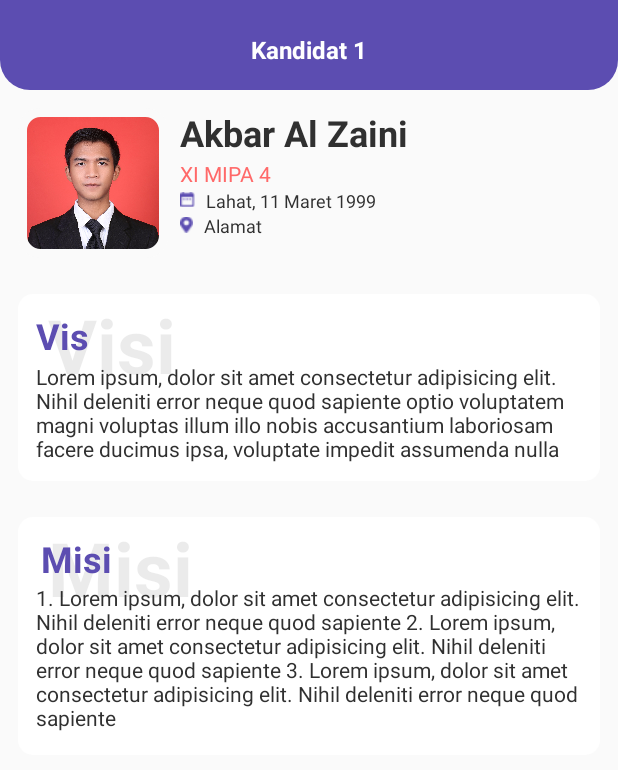
After one commit to akbaralzaini/Voting, an Android app: the layout detai_kandidat.xml on its own in the app's theme, with its tools: preview values and no code run, on a phone screen of 412 x 824 dp. The commit adds this screen. Shown: the top 770 px of the screen. Run offline under Robolectric (Android 15) with nearby library versions, the phone set to English and light mode, and no system bars.

Commit message:
detail kandidat

```diff
--- /dev/null
+++ b/app/src/main/res/drawable-nodpi/_bg__detai_kandidat_shape.xml
@@ -0,0 +1,6 @@
+<?xml version="1.0" encoding="utf-8"?>
+<!-- _bg__detai_kandidat from your PSD file. -->
+<shape xmlns:android="http://schemas.android.com/apk/res/android"
+	android:shape="rectangle" >
+	<solid android:color="@color/_bg__detai_kandidat_color" />
+</shape>
--- /dev/null
+++ b/app/src/main/res/drawable-nodpi/rectangle_2212_ek1_shape.xml
@@ -0,0 +1,7 @@
+<?xml version="1.0" encoding="utf-8"?>
+<!-- rectangle_2212_ek1 from your PSD file. -->
+<shape xmlns:android="http://schemas.android.com/apk/res/android"
+	android:shape="rectangle" >
+	<corners android:radius="10dp" />
+	<solid android:color="@color/rectangle_2212_color" />
+</shape>
--- /dev/null
+++ b/app/src/main/res/drawable-nodpi/rectangle_2212_shape.xml
@@ -0,0 +1,7 @@
+<?xml version="1.0" encoding="utf-8"?>
+<!-- rectangle_2212 from your PSD file. -->
+<shape xmlns:android="http://schemas.android.com/apk/res/android"
+	android:shape="rectangle" >
+	<corners android:radius="10dp" />
+	<solid android:color="@color/rectangle_2212_color" />
+</shape>
--- /dev/null
+++ b/app/src/main/res/drawable-nodpi/rectangle_2213_shape.xml
@@ -0,0 +1,7 @@
+<?xml version="1.0" encoding="utf-8"?>
+<!-- rectangle_2213 from your PSD file. -->
+<shape xmlns:android="http://schemas.android.com/apk/res/android"
+	android:shape="rectangle" >
+	<corners android:radius="12dp" />
+	<solid android:color="@color/rectangle_2213_color" />
+</shape>
--- /dev/null
+++ b/app/src/main/res/drawable-nodpi/rectangle_2_shape_detail.xml
@@ -0,0 +1,8 @@
+<?xml version="1.0" encoding="utf-8"?>
+<!-- rectangle_2 from your PSD file. -->
+<shape xmlns:android="http://schemas.android.com/apk/res/android"
+	android:shape="rectangle" >
+	<corners android:bottomRightRadius="20dp"
+		android:bottomLeftRadius="20dp"/>
+	<solid android:color="@color/colorPrimaryDark" />
+</shape>
--- /dev/null
+++ b/app/src/main/res/drawable-nodpi/team5_shape.xml
@@ -0,0 +1,7 @@
+<?xml version="1.0" encoding="utf-8"?>
+<!-- team5 from your PSD file. -->
+<shape xmlns:android="http://schemas.android.com/apk/res/android"
+	android:shape="rectangle" >
+	<corners android:radius="10dp" />
+	<solid android:color="@color/team5_color" />
+</shape>
--- /dev/null
+++ b/app/src/main/res/layout/detai_kandidat.xml
@@ -0,0 +1,253 @@
+<RelativeLayout xmlns:android="http://schemas.android.com/apk/res/android" xmlns:tools="http://schemas.android.com/tools"
+	android:layout_width="match_parent" android:layout_height="match_parent" >
+
+			<RelativeLayout android:id="@+id/group_7"
+				android:layout_marginTop="0dp"
+				android:layout_marginStart="0dp"
+				android:layout_width="match_parent"
+				android:layout_height="wrap_content">
+
+				<View android:id="@+id/rectangle_2"
+					android:background="@drawable/rectangle_2_shape_detail"
+					android:layout_marginLeft="0dp"
+					android:layout_marginStart="0dp"
+					android:layout_marginTop="0dp"
+					android:layout_width="match_parent"
+					android:layout_height="60dp" />
+
+				<TextView android:id="@+id/kandidat_1"
+					android:fontFamily="Calibri"
+					android:textStyle="bold"
+					android:layout_gravity="center_horizontal|center"
+					android:gravity="center"
+					android:textSize="16sp"
+					android:textColor="@color/kandidat_1_color"
+					android:layout_marginTop="22dp"
+					android:layout_width="match_parent"
+					android:layout_height="wrap_content"
+					android:text="@string/kandidat_1_string"
+					/>
+
+			</RelativeLayout>
+
+			<RelativeLayout android:id="@+id/group_140"
+				android:layout_below="@id/group_7"
+				android:layout_margin="12dp"
+				android:layout_width="match_parent"
+				android:layout_height="wrap_content">
+
+
+				<RelativeLayout android:id="@+id/group_119"
+					android:layout_marginTop="0dp"
+					android:layout_marginStart="0dp"
+					android:layout_width="wrap_content"
+					android:layout_height="wrap_content">
+
+					<FrameLayout
+						android:id="@+id/akbaralzaini_copy"
+						android:layout_width="100dp"
+						android:layout_height="100dp">
+
+						<ImageView
+							android:id="@+id/gambar"
+							android:layout_width="match_parent"
+							android:layout_height="match_parent"
+							android:scaleType="centerCrop"
+							android:padding="6dp"
+							android:src="@drawable/akbaralzainiy"
+							android:contentDescription="t1" />
+
+						<ImageView
+							android:src="@drawable/profilframe"
+							android:layout_width="match_parent"
+							android:layout_height="match_parent" />
+					</FrameLayout>
+
+					<LinearLayout
+						android:layout_width="match_parent"
+						android:layout_height="wrap_content"
+						android:orientation="vertical"
+						android:layout_marginLeft="8dp"
+						android:layout_toRightOf="@id/akbaralzaini_copy">
+
+						<TextView android:id="@+id/akbar_al_zaini"
+							android:fontFamily="Calibri"
+							android:textStyle="bold"
+							android:textSize="24sp"
+							android:textColor="@color/akbar_al_zaini_color"
+							android:layout_marginTop="0dp"
+							android:layout_width="wrap_content"
+							android:layout_height="34dp"
+							android:text="@string/akbar_al_zaini_string"
+							/>
+
+						<TextView android:id="@+id/xi_mipa_4"
+							android:fontFamily="Ubuntu"
+							android:gravity="center"
+							android:textColor="@color/xi_mipa_4_color"
+							android:layout_width="wrap_content"
+							android:layout_height="wrap_content"
+							android:text="@string/xi_mipa_4_string"
+							/>
+
+						<RelativeLayout android:id="@+id/group_142"
+							android:layout_width="wrap_content"
+							android:layout_height="wrap_content">
+
+							<TextView android:id="@+id/lahat__11_maret_1999"
+								android:fontFamily="Calibri"
+								android:textSize="12sp"
+								android:textColor="@color/akbar_al_zaini_color"
+								android:layout_marginLeft="17dp"
+								android:layout_marginTop="0dp"
+								android:layout_width="wrap_content"
+								android:layout_height="wrap_content"
+								android:text="@string/lahat__11_maret_1999_string"
+								/>
+
+							<ImageView android:id="@+id/icon_material_date_range"
+								android:src="@drawable/icon_material_date_range"
+								android:contentDescription="icon_material_date_range"
+								android:layout_marginLeft="0dp"
+								android:layout_marginStart="0dp"
+								android:layout_marginTop="2dp"
+								android:layout_width="10.306274414062dp"
+								android:layout_height="11.451416015625dp" />
+
+						</RelativeLayout>
+
+
+						<RelativeLayout android:id="@+id/group_144"
+							android:layout_width="wrap_content"
+							android:layout_height="wrap_content">
+
+
+							<RelativeLayout android:id="@+id/group_143"
+								android:layout_marginTop="0dp"
+								android:layout_marginStart="16dp"
+								android:layout_width="wrap_content"
+								android:layout_height="wrap_content">
+
+								<TextView android:id="@+id/alamat"
+									android:fontFamily="Calibri"
+									android:textSize="12sp"
+									android:textColor="@color/akbar_al_zaini_color"
+									android:layout_marginLeft="0dp"
+									android:layout_marginTop="0dp"
+									android:layout_width="40dp"
+									android:layout_height="16dp"
+									android:text="@string/alamat_string"
+									/>
+
+							</RelativeLayout>
+
+							<ImageView android:id="@+id/icon_awesome_map_marker_alt"
+								android:src="@drawable/icon_awesome_map_marker_alt"
+								android:contentDescription="icon_awesome_map_marker_alt"
+								android:layout_marginLeft="0dp"
+								android:layout_marginStart="0dp"
+								android:layout_marginTop="2dp"
+								android:layout_width="8.7972412109375dp"
+								android:layout_height="11.729675292969dp" />
+
+						</RelativeLayout>
+
+					</LinearLayout>
+
+
+
+				</RelativeLayout>
+
+			</RelativeLayout>
+
+			<RelativeLayout android:id="@+id/group_146"
+				android:layout_below="@id/group_140"
+				android:layout_margin="12dp"
+				android:layout_width="match_parent"
+				android:background="@drawable/rectangle_2212_shape"
+				android:layout_height="wrap_content">
+
+
+				<TextView android:id="@+id/visi"
+					android:fontFamily="Calibri"
+					android:textStyle="bold"
+					android:alpha="0.10000000149012"
+					android:textSize="50sp"
+					android:textColor="@color/akbar_al_zaini_color"
+					android:layout_marginLeft="20dp"
+					android:layout_marginTop="0dp"
+					android:layout_width="wrap_content"
+					android:layout_height="wrap_content"
+					android:text="@string/visi_string"/>
+
+
+				<TextView android:id="@+id/visi_ek1"
+					android:fontFamily="Calibri"
+					android:textStyle="bold"
+					android:textSize="24sp"
+					android:textColor="@color/visi_ek1_color"
+					android:layout_marginLeft="12dp"
+					android:layout_marginTop="11dp"
+					android:layout_width="41dp"
+					android:layout_height="34dp"
+					android:text="@string/visi_ek1_string"/>
+
+				<TextView android:id="@+id/lorem_ipsum__dolor_sit_amet_consectetur_adipisicing_elit__nihil_deleniti_error_neque_quod_sapiente_optio_voluptatem_magni_voluptas_illum_illo_nobis_accusantium_laboriosam_facere_ducimus_ipsa__voluptate_impedit_assumenda_nulla"
+					android:fontFamily="Calibri"
+					android:textColor="@color/akbar_al_zaini_color"
+					android:layout_marginLeft="12dp"
+					android:layout_marginRight="12dp"
+					android:layout_marginBottom="12dp"
+					android:layout_below="@id/visi_ek1"
+					android:layout_width="match_parent"
+					android:layout_height="wrap_content"
+					android:text="@string/lorem_ipsum__dolor_sit_amet_consectetur_adipisicing_elit__nihil_deleniti_error_neque_quod_sapiente_optio_voluptatem_magni_voluptas_illum_illo_nobis_accusantium_laboriosam_facere_ducimus_ipsa__voluptate_impedit_assumenda_nulla_string"
+					 />
+
+			</RelativeLayout>
+
+			<RelativeLayout android:id="@+id/group_147"
+				android:background="@drawable/rectangle_2212_ek1_shape"
+				android:layout_below="@id/group_146"
+				android:layout_margin="12dp"
+				android:layout_width="match_parent"
+				android:layout_height="wrap_content">
+
+				<TextView android:id="@+id/misi"
+					android:fontFamily="Calibri"
+					android:textStyle="bold"
+					android:alpha="0.10000000149012"
+					android:textSize="50sp"
+					android:textColor="@color/akbar_al_zaini_color"
+					android:layout_marginLeft="20dp"
+					android:layout_marginTop="0dp"
+					android:layout_width="128dp"
+					android:layout_height="100dp"
+					android:text="@string/misi_string" />
+
+				<TextView android:id="@+id/misi_ek1"
+					android:fontFamily="Calibri"
+					android:textStyle="bold"
+					android:textSize="24sp"
+					android:textColor="@color/visi_ek1_color"
+					android:layout_marginLeft="15dp"
+					android:layout_marginTop="11dp"
+					android:layout_width="wrap_content"
+					android:layout_height="wrap_content"
+					android:text="@string/misi_ek1_string"/>
+
+				<TextView android:id="@+id/_1__lorem_ipsum__dolor_sit_amet_consectetur_adipisicing_elit__nihil_______deleniti_error_neque_quod_sapiente__2__lorem_ipsum__dolor_sit_amet_consectetur_adipisicing_elit__nihil_______deleniti_error_neque_quod_sapiente__3__lorem_ipsum__dolor_sit_amet_consect"
+					android:fontFamily="Calibri"
+					android:textColor="@color/akbar_al_zaini_color"
+					android:layout_marginLeft="12dp"
+					android:layout_marginBottom="15dp"
+					android:layout_marginRight="12dp"
+					android:layout_below="@id/misi_ek1"
+					android:layout_width="match_parent"
+					android:layout_height="wrap_content"
+					android:text="@string/_1__lorem_ipsum__dolor_sit_amet_consectetur_adipisicing_elit__nihil_______deleniti_error_neque_quod_sapiente__2__lorem_ipsum__dolor_sit_amet_consectetur_adipisicing_elit__nihil_______deleniti_error_neque_quod_sapiente__3__lorem_ipsum__dolor_sit_amet_consect_string"
+					 />
+
+			</RelativeLayout>
+
+</RelativeLayout>
--- a/app/src/main/res/layout/login.xml
+++ b/app/src/main/res/layout/login.xml
@@ -16,7 +16,7 @@
 		android:layout_alignParentRight="true"
 		android:layout_alignParentBottom="true"
 		android:contentDescription="drawkit_grape_pack_illustration_16"
-		android:src="@drawable/drawkit_grape_pack_illustration_16" />
+		android:src="@drawable/loginilustrasi" />
 
 
 	<RelativeLayout android:id="@+id/email"
@@ -37,10 +37,10 @@
 		<EditText android:id="@+id/janedoe123_email_com"
 			android:fontFamily="Neusa Next Std"
 			android:textSize="15sp"
+			android:background="@android:color/transparent"
 			android:textColor="@color/janedoe123_email_com_color"
 			android:layout_marginLeft="56dp"
 			android:layout_below="@id/email_ek1"
-			android:layout_marginTop="-4dp"
 			android:layout_width="match_parent"
 			android:layout_marginRight="12dp"
 			android:layout_height="wrap_content"
@@ -48,10 +48,10 @@
 
 		<TextView android:id="@+id/email_ek1"
 			android:fontFamily="Neusa Next Std"
+			android:layout_marginLeft="56dp"
 			android:alpha="0.5"
 			android:textSize="12sp"
 			android:textColor="@color/janedoe123_email_com_color"
-			android:layout_marginLeft="57dp"
 			android:layout_marginTop="11dp"
 			android:layout_width="wrap_content"
 			android:layout_height="18dp"
@@ -142,7 +142,7 @@
 		<EditText android:id="@+id/_________________________"
 			android:fontFamily="Neusa Next Std"
 			android:textSize="15sp"
-			android:layout_marginTop="-4dp"
+			android:background="@android:color/transparent"
 			android:layout_marginRight="12dp"
 			android:textColor="@color/janedoe123_email_com_color"
 			android:layout_marginLeft="57dp"
@@ -240,7 +240,7 @@
 		android:textColor="@color/login_color"
 		android:layout_marginLeft="24dp"
 		android:layout_marginTop="59dp"
-		android:layout_width="81dp"
+		android:layout_width="wrap_content"
 		android:layout_height="46dp"
 		android:text="@string/login_ek1_string" />
 
--- a/app/src/main/res/values/colors.xml
+++ b/app/src/main/res/values/colors.xml
@@ -26,4 +26,13 @@
     <color name="login_color">#ffffff</color>
     <color name="janedoe123_email_com_color">#515c6f</color>
     <color name="ellipse_18_color">#727c8e</color>
+
+    <color name="_bg__detai_kandidat_color">#fafafa</color>
+    <color name="rectangle_2_color_detail">#5c4db1</color>
+    <color name="kandidat_1_color">#ffffff</color>
+    <color name="team5_color">#d3abab</color>
+    <color name="akbar_al_zaini_color_detail">#212121</color>
+    <color name="rectangle_2212_color">#ffffff</color>
+    <color name="visi_ek1_color">#5c4db1</color>
+    <color name="rectangle_2213_color">#1ed670</color>
 </resources>
--- a/app/src/main/res/values/strings.xml
+++ b/app/src/main/res/values/strings.xml
@@ -26,4 +26,21 @@
     <string name="__________________________string">************************</string>
     <string name="password_ek1_string">PASSWORD</string>
     <string name="login_ek1_string">Login</string>
+
+    <string name="kandidat_1_string">Kandidat 1</string>
+    <string name="lahat__11_maret_1999_string">Lahat, 11 Maret 1999</string>
+    <string name="alamat_string">Alamat</string>
+    <string name="lorem_ipsum__dolor_sit_amet_consectetur_adipisicing_elit__nihil_deleniti_error_neque_quod_sapiente_optio_voluptatem_magni_voluptas_illum_illo_nobis_accusantium_laboriosam_facere_ducimus_ipsa__voluptate_impedit_assumenda_nulla_string">Lorem ipsum, dolor sit amet consectetur adipisicing elit. Nihil deleniti error neque quod sapiente optio voluptatem magni voluptas illum illo nobis accusantium laboriosam facere ducimus ipsa, voluptate impedit assumenda nulla</string>
+    <string name="misi_string">Misi</string>
+    <string name="misi_ek1_string">Misi</string>
+    <string name="_1__lorem_ipsum__dolor_sit_amet_consectetur_adipisicing_elit__nihil_______deleniti_error_neque_quod_sapiente__2__lorem_ipsum__dolor_sit_amet_consectetur_adipisicing_elit__nihil_______deleniti_error_neque_quod_sapiente__3__lorem_ipsum__dolor_sit_amet_consect_string"><![CDATA[1. Lorem ipsum, dolor sit amet consectetur adipisicing elit. Nihil
+    deleniti error neque quod sapiente
+
+2. Lorem ipsum, dolor sit amet consectetur adipisicing elit. Nihil
+    deleniti error neque quod sapiente
+
+3. Lorem ipsum, dolor sit amet consectetur adipisicing elit. Nihil
+    deleniti error neque quod sapiente]]></string>
+    <string name="pilih_string">Pilih</string>
+    <string name="kembali_string">Kembali</string>
 </resources>
```
Also changed, not shown: app/src/main/res/drawable/icon_awesome_map_marker_alt.png (added), app/src/main/res/drawable/icon_ionic_ios_arrow_back.png (added), app/src/main/res/drawable/icon_material_date_range.png (added), app/src/main/res/drawable/loginilustrasi.png (added).
